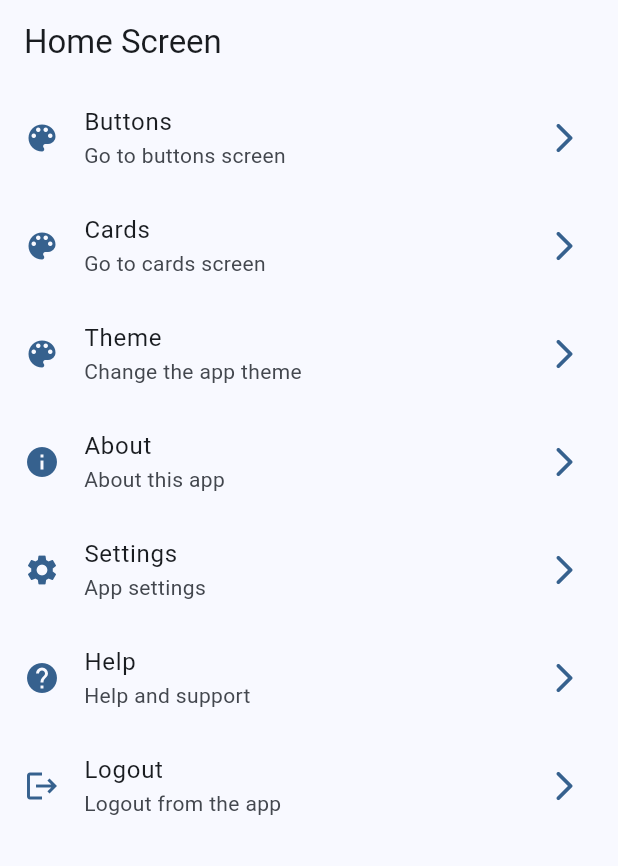
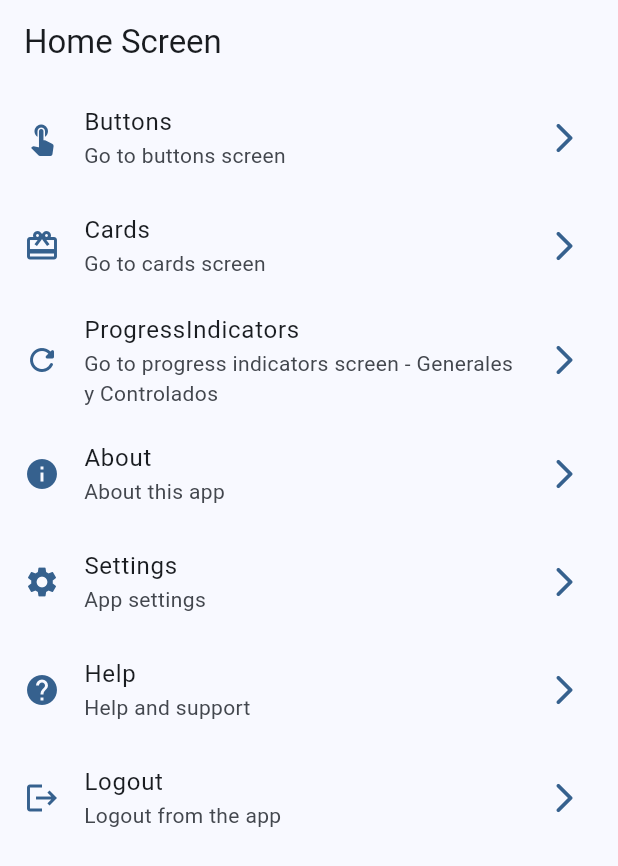
Before and after one commit to marrullas/flutter, a Flutter app: the screen it shows after launch, on a phone screen of 412 x 824 dp. Shown: the top 866 px of the screen. Run offline on Flutter 3.47's test engine with Material 2 defaults, Android fonts, the light colour scheme and no system bars; our stand-ins replace dio, go_router.

Commit message:
app_indicators_before_update_flutter

```diff
--- a/widgets_app/lib/config/menu/menu_items.dart
+++ b/widgets_app/lib/config/menu/menu_items.dart
@@ -20,19 +20,19 @@ const appMenuItems = <MenuItem>[
     title: 'Buttons',
     subTitle: 'Go to buttons screen',
     link: '/buttons',
-    icon: Icons.color_lens,
+    icon: Icons.touch_app,
   ),
       MenuItem(
     title: 'Cards',
     subTitle: 'Go to cards screen',
     link: '/cards',
-    icon: Icons.color_lens,
+    icon: Icons.card_giftcard,
   ),
   MenuItem(
-    title: 'Theme',
-    subTitle: 'Change the app theme',
-    link: '/theme',
-    icon: Icons.color_lens,
+    title: 'ProgressIndicators',
+    subTitle: 'Go to progress indicators screen - Generales y Controlados',
+    link: '/progress',
+    icon: Icons.refresh_rounded,
   ),
   MenuItem(
     title: 'About',
--- a/widgets_app/lib/config/router/app_router.dart
+++ b/widgets_app/lib/config/router/app_router.dart
@@ -17,4 +17,9 @@ final appRouter = GoRouter(initialLocation: '/', routes: [
     path: '/cards',
     builder: (context, state) => const CardsScreen(),
   ),
+    GoRoute(
+    name: ProgressScreen.name,
+    path: '/progress',
+    builder: (context, state) => const ProgressScreen(),
+  ),
 ]);
--- a/widgets_app/lib/presentation/screens/home/home_screen.dart
+++ b/widgets_app/lib/presentation/screens/home/home_screen.dart
@@ -1,8 +1,7 @@
 import 'package:flutter/material.dart';
 import 'package:go_router/go_router.dart';
 import 'package:widgets_app/config/menu/menu_items.dart';
-import 'package:widgets_app/presentation/screens/buttons/buttons_screen.dart';
-import 'package:widgets_app/presentation/screens/screens.dart';
+
 
 class HomeScreen extends StatelessWidget {
   static const String name = 'home_screen';
```
Also changed, not shown: widgets_app/lib/presentation/screens/progress/progress_screen.dart (+42 -3 lines).
